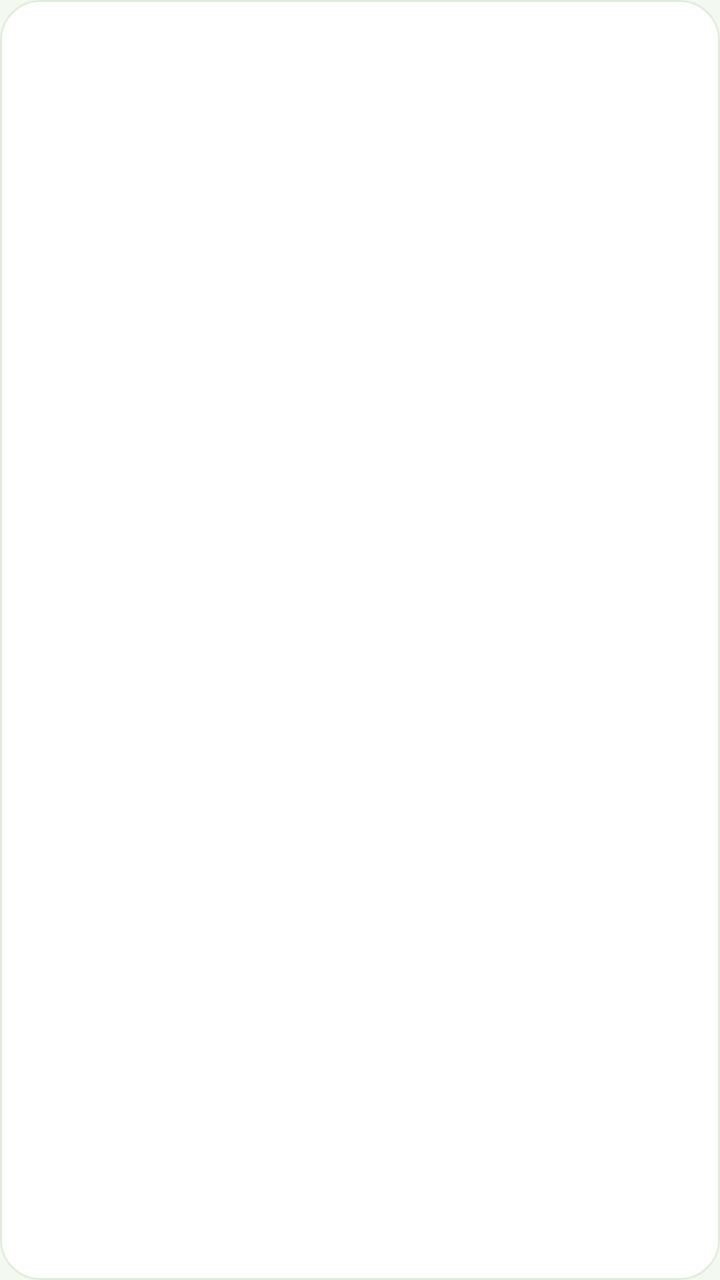
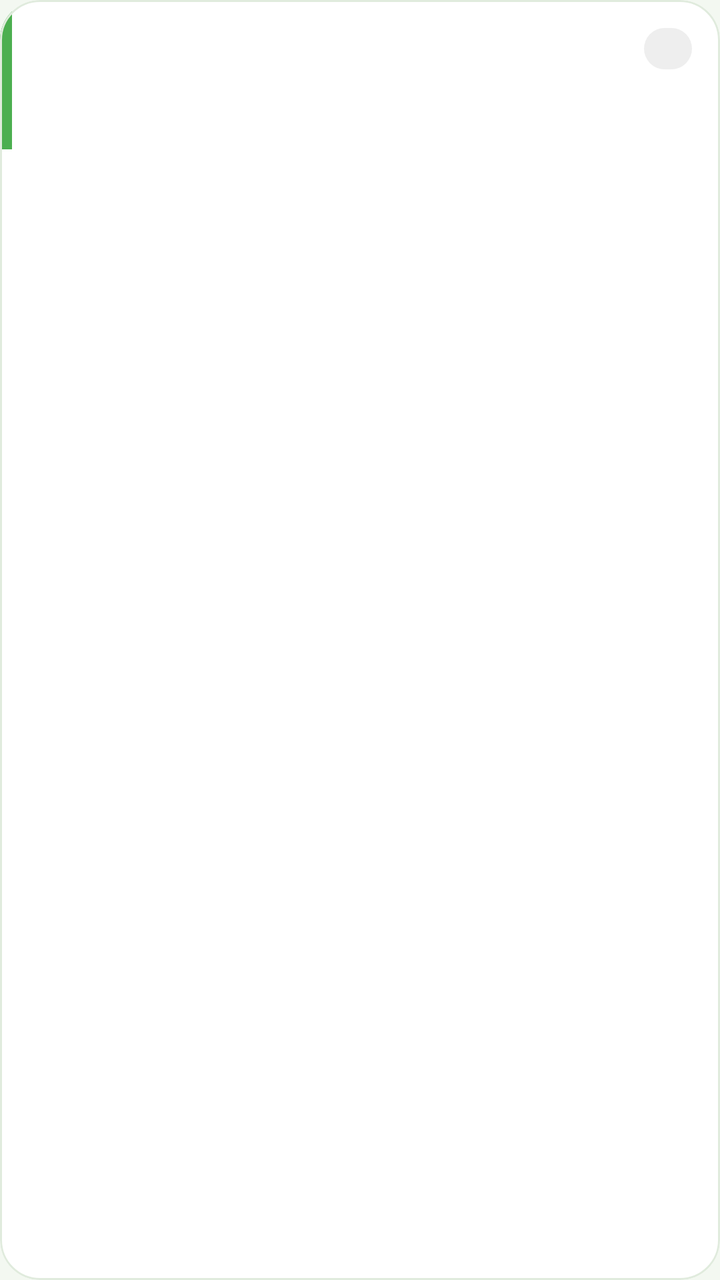

Before-and-after screenshots of an Android layout around one commit, followed by the original layout XML and the change that was made.
<!-- AndroidManifest.xml: application theme Theme.EcoSense -->
<!-- res/layout/item_log.xml -->
<?xml version="1.0" encoding="utf-8"?>
<com.google.android.material.card.MaterialCardView xmlns:android="http://schemas.android.com/apk/res/android" xmlns:app="http://schemas.android.com/apk/res-auto" xmlns:tools="http://schemas.android.com/tools"
    style="@style/EcoCard"
    android:layout_width="match_parent"
    android:layout_height="wrap_content"
    android:layout_marginStart="12dp"
    android:layout_marginTop="6dp"
    android:layout_marginEnd="12dp"
    android:layout_marginBottom="6dp"
    android:clickable="true"
    android:focusable="true">

    <RelativeLayout
        android:layout_width="match_parent"
        android:layout_height="wrap_content"
        android:padding="12dp">

        <TextView
            android:id="@+id/tvDate"
            android:layout_width="wrap_content"
            android:layout_height="wrap_content"
            android:layout_alignParentStart="true"
            android:textColor="@color/eco_text"
            android:textSize="14sp"
            android:textStyle="bold" />

        <TextView
            android:id="@+id/tvStatus"
            android:layout_width="wrap_content"
            android:layout_height="wrap_content"
            android:layout_alignParentEnd="true"
            android:textSize="12sp"
            android:textStyle="bold" />

        <LinearLayout
            android:layout_width="match_parent"
            android:layout_height="wrap_content"
            android:layout_below="@id/tvDate"
            android:layout_marginTop="8dp"
            android:orientation="horizontal">

            <TextView android:id="@+id/tvTemp" style="@style/EcoLabel"
                android:layout_width="0dp" android:layout_height="wrap_content" android:layout_weight="1" />
            <TextView android:id="@+id/tvHum" style="@style/EcoLabel"
                android:layout_width="0dp" android:layout_height="wrap_content" android:layout_weight="1" />
            <TextView android:id="@+id/tvPm25" style="@style/EcoLabel"
                android:layout_width="0dp" android:layout_height="wrap_content" android:layout_weight="1" />
            <TextView android:id="@+id/tvPm10" style="@style/EcoLabel"
                android:layout_width="0dp" android:layout_height="wrap_content" android:layout_weight="1" />
        </LinearLayout>
    </RelativeLayout>
</com.google.android.material.card.MaterialCardView>
<!-- resources referenced by this layout -->
<resources>
  <color name="eco_text">#1B2B1C</color>
  <style name="EcoCard" parent="Widget.Material3.CardView.Outlined">
          <item name="cardCornerRadius">20dp</item>
          <item name="cardBackgroundColor">@color/eco_card</item>
          <item name="cardElevation">0dp</item>
          <item name="strokeColor">@color/eco_stroke</item>
          <item name="strokeWidth">1dp</item>
      </style>
  <style name="EcoLabel">
          <item name="android:textSize">13sp</item>
          <item name="android:textColor">@color/eco_text_secondary</item>
      </style>
  <style name="Theme.EcoSense" parent="Theme.Material3.DayNight.NoActionBar">
          <item name="colorPrimary">@color/eco_primary</item>
          <item name="colorOnPrimary">@color/eco_on_primary</item>
          <item name="colorSecondary">@color/eco_secondary</item>
          <item name="colorOnSecondary">@color/eco_on_primary</item>
          <item name="android:colorBackground">@color/eco_bg</item>
          <item name="colorSurface">@color/eco_card</item>
          <item name="colorOnSurface">@color/eco_text</item>
          <item name="colorOnBackground">@color/eco_text</item>
          <item name="android:statusBarColor">@color/eco_primary_dark</item>
          <item name="android:windowAnimationStyle">@style/Animation.EcoActivity</item>
      </style>
  <color name="eco_card">#FFFFFF</color>
  <color name="eco_stroke">#E0EBDD</color>
  <color name="eco_text_secondary">#5F6F60</color>
  <color name="eco_primary">#2E7D32</color>
  <color name="eco_on_primary">#FFFFFF</color>
  <color name="eco_secondary">#4CAF50</color>
  <color name="eco_bg">#F3F8F1</color>
  <color name="eco_primary_dark">#1B5E20</color>
  <style name="Animation.EcoActivity" parent="@android:style/Animation.Activity">
          <item name="android:activityOpenEnterAnimation">@anim/slide_in_right</item>
          <item name="android:activityOpenExitAnimation">@anim/slide_out_left</item>
          <item name="android:activityCloseEnterAnimation">@anim/slide_in_left</item>
          <item name="android:activityCloseExitAnimation">@anim/slide_out_right</item>
      </style>
</resources>

<!-- the commit's change to res/layout/item_log.xml (unified diff, before → after) -->
@@ -3,50 +3,68 @@
     style="@style/EcoCard"
     android:layout_width="match_parent"
     android:layout_height="wrap_content"
-    android:layout_marginStart="12dp"
+    android:layout_marginStart="14dp"
     android:layout_marginTop="6dp"
-    android:layout_marginEnd="12dp"
+    android:layout_marginEnd="14dp"
     android:layout_marginBottom="6dp"
     android:clickable="true"
     android:focusable="true">
 
-    <RelativeLayout
+    <LinearLayout
         android:layout_width="match_parent"
         android:layout_height="wrap_content"
-        android:padding="12dp">
+        android:orientation="horizontal">
 
-        <TextView
-            android:id="@+id/tvDate"
-            android:layout_width="wrap_content"
+        <View
+            android:layout_width="6dp"
+            android:layout_height="match_parent"
+            android:background="@color/eco_secondary" />
+
+        <RelativeLayout
+            android:layout_width="0dp"
             android:layout_height="wrap_content"
-            android:layout_alignParentStart="true"
-            android:textColor="@color/eco_text"
-            android:textSize="14sp"
-            android:textStyle="bold" />
+            android:layout_weight="1"
+            android:padding="14dp">
 
-        <TextView
-            android:id="@+id/tvStatus"
-            android:layout_width="wrap_content"
-            android:layout_height="wrap_content"
-            android:layout_alignParentEnd="true"
-            android:textSize="12sp"
-            android:textStyle="bold" />
+            <TextView
+                android:id="@+id/tvDate"
+                android:layout_width="wrap_content"
+                android:layout_height="wrap_content"
+                android:layout_alignParentStart="true"
+                android:layout_centerVertical="false"
+                android:fontFamily="sans-serif-medium"
+                android:textColor="@color/eco_text"
+                android:textSize="14sp" />
 
-        <LinearLayout
-            android:layout_width="match_parent"
-            android:layout_height="wrap_content"
-            android:layout_below="@id/tvDate"
-            android:layout_marginTop="8dp"
-            android:orientation="horizontal">
+            <TextView
+                android:id="@+id/tvStatus"
+                android:layout_width="wrap_content"
+                android:layout_height="wrap_content"
+                android:layout_alignParentEnd="true"
+                android:background="@drawable/bg_pill"
+                android:fontFamily="sans-serif-medium"
+                android:paddingStart="12dp"
+                android:paddingTop="3dp"
+                android:paddingEnd="12dp"
+                android:paddingBottom="3dp"
+                android:textSize="11sp" />
 
-            <TextView android:id="@+id/tvTemp" style="@style/EcoLabel"
-                android:layout_width="0dp" android:layout_height="wrap_content" android:layout_weight="1" />
-            <TextView android:id="@+id/tvHum" style="@style/EcoLabel"
-                android:layout_width="0dp" android:layout_height="wrap_content" android:layout_weight="1" />
-            <TextView android:id="@+id/tvPm25" style="@style/EcoLabel"
-                android:layout_width="0dp" android:layout_height="wrap_content" android:layout_weight="1" />
-            <TextView android:id="@+id/tvPm10" style="@style/EcoLabel"
-                android:layout_width="0dp" android:layout_height="wrap_content" android:layout_weight="1" />
-        </LinearLayout>
-    </RelativeLayout>
+            <LinearLayout
+                android:layout_width="match_parent"
+                android:layout_height="wrap_content"
+                android:layout_below="@id/tvDate"
+                android:layout_marginTop="10dp"
+                android:orientation="horizontal">
+
+                <TextView android:id="@+id/tvTemp" style="@style/EcoLabel"
+                    android:layout_width="0dp" android:layout_height="wrap_content" android:layout_weight="1" />
+                <TextView android:id="@+id/tvHum" style="@style/EcoLabel"
+                    android:layout_width="0dp" android:layout_height="wrap_content" android:layout_weight="1" />
+                <TextView android:id="@+id/tvPm25" style="@style/EcoLabel"
+                    android:layout_width="0dp" android:layout_height="wrap_content" android:layout_weight="1" />
+                <TextView android:id="@+id/tvPm10" style="@style/EcoLabel"
+                    android:layout_width="0dp" android:layout_height="wrap_content" android:layout_weight="1" />
+            </LinearLayout>
+        </RelativeLayout>
+    </LinearLayout>
 </com.google.android.material.card.MaterialCardView>
<!-- resource entries referenced after the edit -->
@@ -1,6 +1,12 @@
 <!-- resources referenced by this layout -->
 <resources>
   <color name="eco_text">#1B2B1C</color>
+  <!-- drawable bg_pill (drawable) -->
+  <?xml version="1.0" encoding="utf-8"?>
+  <shape xmlns:android="http://schemas.android.com/apk/res/android" android:shape="rectangle">
+      <solid android:color="#22808080" />
+      <corners android:radius="50dp" />
+  </shape>
   <style name="EcoCard" parent="Widget.Material3.CardView.Outlined">
           <item name="cardCornerRadius">20dp</item>
           <item name="cardBackgroundColor">@color/eco_card</item>
